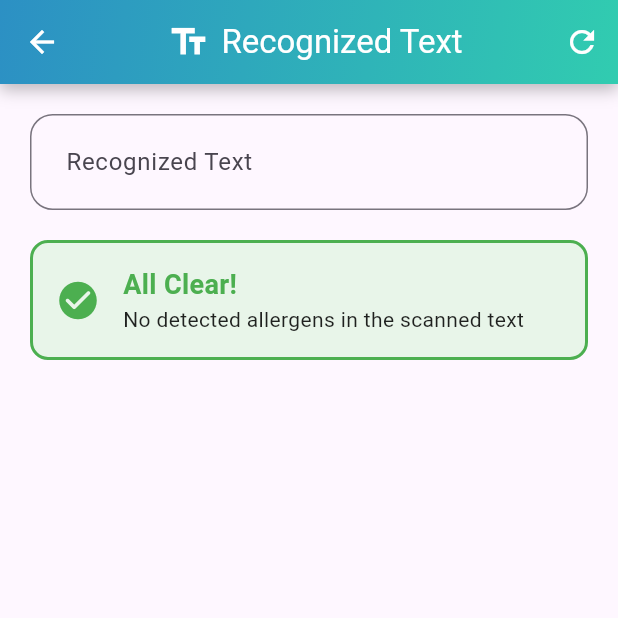
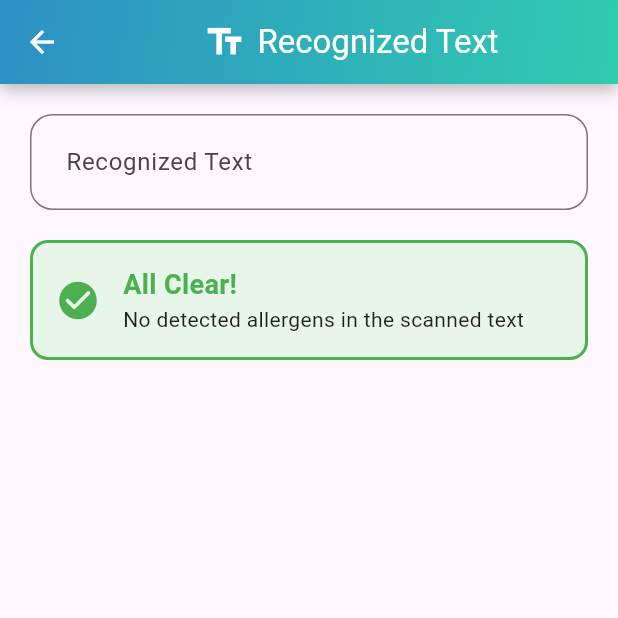
Before and after one commit to tawafmesar/FADA-App, a Flutter app: the RecognizePage screen opened directly with empty values, on a phone screen of 412 x 824 dp, the top half of it. Run offline on Flutter 3.47's test engine with Material 3 defaults, Android fonts, the phone set to English and light mode, and no system bars; our stand-ins replace dartz, file_picker, flutter_otp_text_field, font_awesome_flutter, get, image_cropper and 4 more; missing offline and left inert: google_mlkit_text_recognition; accounts and stored records are empty; project files that could hold a hidden picture were left out.

Commit message:
feat: enhance recognization page with scan history integration

```diff
--- a/src/fada/lib/view/screen/recognization_page.dart
+++ b/src/fada/lib/view/screen/recognization_page.dart
@@ -1,7 +1,12 @@
 import 'package:flutter/material.dart';
 import 'package:google_mlkit_text_recognition/google_mlkit_text_recognition.dart';
 import 'package:fada/core/constant/color.dart';
+import 'package:get/get.dart';
+import 'package:lottie/lottie.dart';
+import 'dart:io';
 
+import '../../controller/add_file_controller.dart';
+import '../../core/constant/imageasset.dart';
 import '../widget/custom_app_bar_with_back.dart';
 import '../widget/custom_drawer.dart';
 
@@ -20,6 +25,7 @@ class _RecognizePageState extends State<RecognizePage> {
   bool _hasAllergyWords = false;
   List<String> _foundAllergyWords = [];
   TextEditingController controller = TextEditingController();
+  final AddFileControllerImp addFileController = Get.put(AddFileControllerImp());
 
   @override
   void initState() {
@@ -31,20 +37,16 @@ class _RecognizePageState extends State<RecognizePage> {
   @override
   Widget build(BuildContext context) {
     return Scaffold(
-      appBar: CustomAppBarWithBack(
+      appBar:const CustomAppBarWithBack(
         title: "Recognized Text",
         icon: Icons.text_fields,
-        actions: [
-          IconButton(
-            icon: const Icon(Icons.refresh, color: Colors.white),
-            onPressed: () => processImage(InputImage.fromFilePath(widget.path!)),
-          ),
-        ],
+
       ),
       drawer: CustomDrawer(),
       body: _isBusy
-          ? const Center(child: CircularProgressIndicator(color: AppColor.primaryColor))
-          : Padding(
+          ?  Center(
+        child: Lottie.asset(AppImageAsset.loading, width: 250, height: 250),
+      ) : Padding(
         padding: const EdgeInsets.all(20),
         child: Column(
           crossAxisAlignment: CrossAxisAlignment.start,
@@ -141,6 +143,14 @@ class _RecognizePageState extends State<RecognizePage> {
         _isBusy = false;
       });
 
+      // Automatically save the recognized text and result
+      addFileController.recognized_text.text = recognizedText.text;
+      addFileController.result.text = _hasAllergyWords
+          ? "Allergy Alert!\nFound potential allergens: ${_foundAllergyWords.join(', ')}"
+          : "All Clear!\nNo detected allergens in the scanned text";
+      addFileController.filePath = widget.path;
+      addFileController.addFile();
+
       textRecognizer.close();
     } catch (e) {
       setState(() => _isBusy = false);
```
